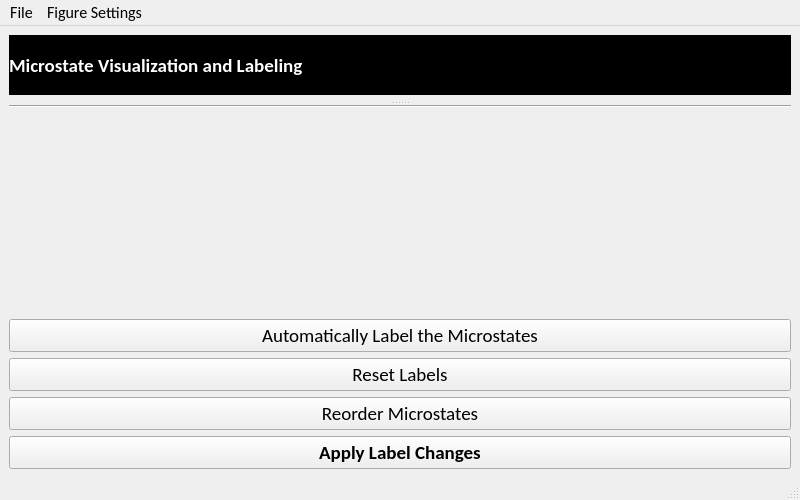
First picture: the form in EEG_COMET/ui/MicrostateVisualizationWindow.ui, repository eeg-comet/eeg-comet, before the edit.
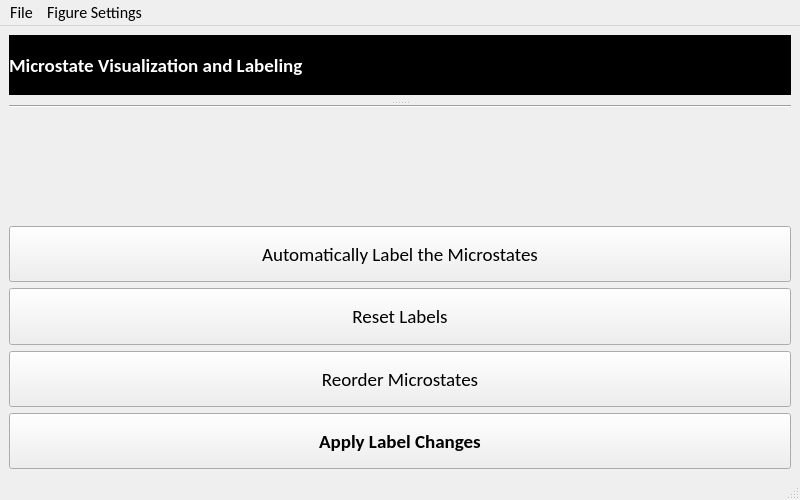
Second picture: the form after the edit.

What changed in the file:
```diff
--- a/EEG_COMET/ui/MicrostateVisualizationWindow.ui
+++ b/EEG_COMET/ui/MicrostateVisualizationWindow.ui
@@ -49,11 +49,23 @@
            <bool>true</bool>
           </property>
           <property name="sizePolicy">
-           <sizepolicy hsizetype="Preferred" vsizetype="Maximum">
+           <sizepolicy hsizetype="Preferred" vsizetype="Preferred">
             <horstretch>0</horstretch>
             <verstretch>0</verstretch>
            </sizepolicy>
           </property>
+          <property name="minimumSize">
+           <size>
+            <width>0</width>
+            <height>40</height>
+           </size>
+          </property>
+          <property name="maximumSize">
+           <size>
+            <width>16777215</width>
+            <height>60</height>
+           </size>
+          </property>
           <property name="font">
            <font>
             <family>Calibri</family>
@@ -73,11 +85,23 @@
         <item row="6" column="0">
          <widget class="QPushButton" name="reorder_microstates_button">
           <property name="sizePolicy">
-           <sizepolicy hsizetype="Preferred" vsizetype="Maximum">
+           <sizepolicy hsizetype="Preferred" vsizetype="Preferred">
             <horstretch>0</horstretch>
             <verstretch>0</verstretch>
            </sizepolicy>
           </property>
+          <property name="minimumSize">
+           <size>
+            <width>0</width>
+            <height>40</height>
+           </size>
+          </property>
+          <property name="maximumSize">
+           <size>
+            <width>16777215</width>
+            <height>60</height>
+           </size>
+          </property>
           <property name="font">
            <font>
             <family>Calibri</family>
@@ -98,11 +122,23 @@
         <item row="4" column="0">
          <widget class="QPushButton" name="auto_labeling_button">
           <property name="sizePolicy">
-           <sizepolicy hsizetype="Preferred" vsizetype="Maximum">
+           <sizepolicy hsizetype="Preferred" vsizetype="Preferred">
             <horstretch>0</horstretch>
             <verstretch>0</verstretch>
            </sizepolicy>
           </property>
+          <property name="minimumSize">
+           <size>
+            <width>0</width>
+            <height>40</height>
+           </size>
+          </property>
+          <property name="maximumSize">
+           <size>
+            <width>16777215</width>
+            <height>60</height>
+           </size>
+          </property>
           <property name="font">
            <font>
             <family>Calibri</family>
@@ -136,11 +172,23 @@
         <item row="5" column="0">
          <widget class="QPushButton" name="reset_labels_button">
           <property name="sizePolicy">
-           <sizepolicy hsizetype="Preferred" vsizetype="Maximum">
+           <sizepolicy hsizetype="Preferred" vsizetype="Preferred">
             <horstretch>0</horstretch>
             <verstretch>0</verstretch>
            </sizepolicy>
           </property>
+          <property name="minimumSize">
+           <size>
+            <width>0</width>
+            <height>40</height>
+           </size>
+          </property>
+          <property name="maximumSize">
+           <size>
+            <width>16777215</width>
+            <height>60</height>
+           </size>
+          </property>
           <property name="font">
            <font>
             <family>Calibri</family>
```
